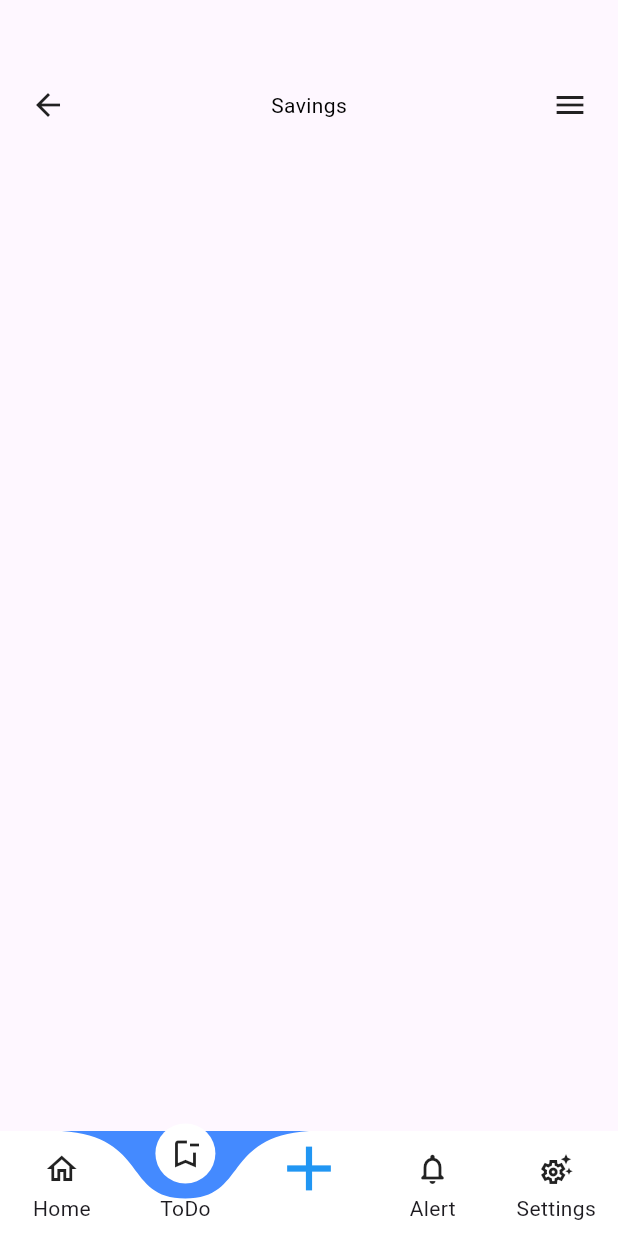
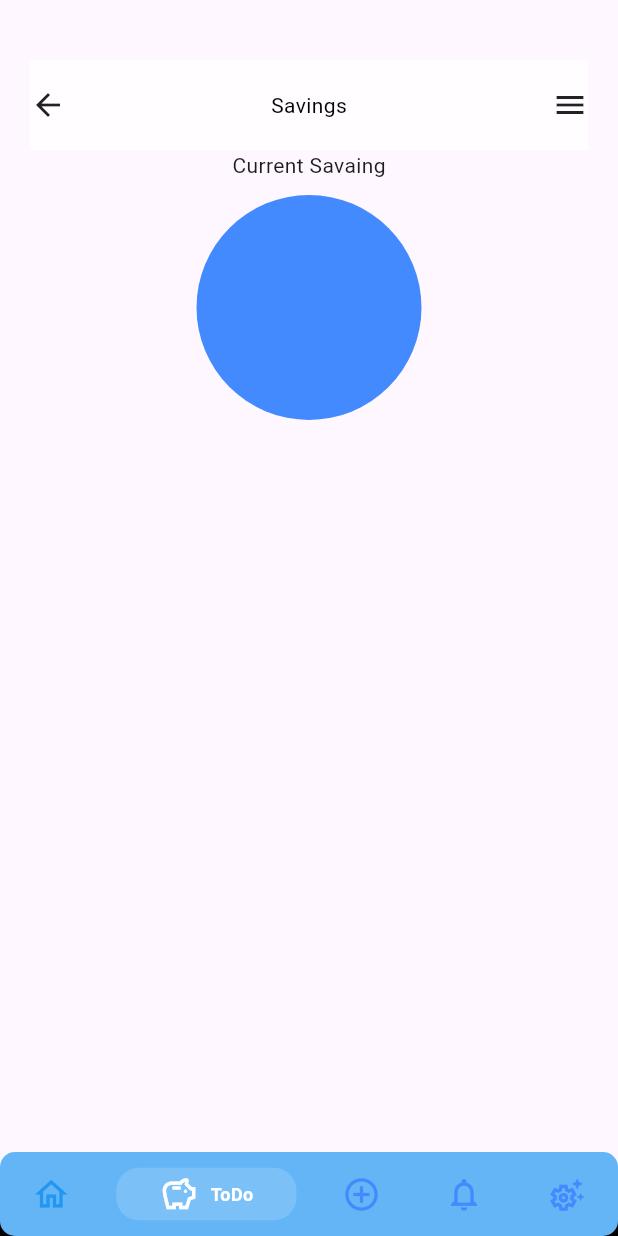
Before and after one commit to mr-luckey/expence_manager, a Flutter app: the screen it shows after launch, item 2 of the bottom bar chosen, on a phone screen of 412 x 824 dp. Run offline on Flutter 3.47's test engine with Material 3 defaults, Android fonts, the phone set to English and light mode, and no system bars; drawn by our look-alikes of curved_labeled_navigation_bar, persistent_bottom_nav_bar; our stand-ins replace get; missing offline and left inert: any_animated_button, calendar_timeline_sbk, tab_container.

Commit message:
Navbar fixed but home screen click issue

```diff
--- a/lib/Views/Add_screen.dart
+++ b/lib/Views/Add_screen.dart
@@ -11,7 +11,9 @@ class _AddScreenState extends State<AddScreen> {
   @override
   Widget build(BuildContext context) {
     return Scaffold(
-      backgroundColor: Colors.red,
+      body: const Center(
+        child: Text('Add Screen'),
+      ),
     );
   }
 }
--- a/lib/Views/Home_screen.dart
+++ b/lib/Views/Home_screen.dart
@@ -7,7 +7,7 @@ import 'package:flutter/material.dart';
 import 'package:get/get.dart';
 
 class HomeScreen extends StatefulWidget {
-  const HomeScreen({super.key});
+  const HomeScreen({super.key, BuildContext? initialIndex});
 
   @override
   State<HomeScreen> createState() => _HomeScreenState();
--- a/lib/Views/alert_screen.dart
+++ b/lib/Views/alert_screen.dart
@@ -11,7 +11,9 @@ class _AlertScreenState extends State<AlertScreen> {
   @override
   Widget build(BuildContext context) {
     return Scaffold(
-      backgroundColor: Colors.yellow,
+      body: const Center(
+        child: Text('Alert Screen'),
+      ),
     );
   }
 }
--- a/lib/Views/auth/login.dart
+++ b/lib/Views/auth/login.dart
@@ -64,8 +64,8 @@ class _LoginState extends State<Login> {
                   genButton(
                     onTap: () {
                       Get.to(const Mainscreen(
-                        selectedIndex: 1,
-                      )); //TODO: need to uddate
+                          // selectedIndex: 1,
+                          )); //TODO: need to uddate
                     },
                     text: 'Login',
                     width: Get.width * 0.7,
--- a/lib/Views/auth/signup.dart
+++ b/lib/Views/auth/signup.dart
@@ -61,8 +61,8 @@ class _SignupState extends State<Signup> {
                   genButton(
                     onTap: () {
                       Get.to(Mainscreen(
-                        selectedIndex: 1,
-                      )); //TODO: need to uddate
+                          // selectedIndex: 1,
+                          )); //TODO: need to uddate
                     },
                     text: 'Signup',
                     width: Get.width * 0.7,
--- a/lib/Views/mainscreen.dart
+++ b/lib/Views/mainscreen.dart
@@ -6,129 +6,187 @@ import 'package:expence_manager/Views/home_screen.dart';
 import 'package:expence_manager/Views/setting_screen.dart';
 import 'package:expence_manager/Views/todo_screen.dart';
 import 'package:expence_manager/widgets/card.dart';
-import 'package:expence_manager/widgets/buttomnavigation.dart';
+// import 'package:expence_manager/widgets/buttomnavigation.dart';
 import 'package:flutter/material.dart';
 import 'package:flutter/services.dart';
 // import 'package:flutter/widgets.dart';
 import 'package:get/get.dart';
+import 'package:persistent_bottom_nav_bar/persistent_tab_view.dart';
 
 import '../widgets/Topbar.dart';
 
 class Mainscreen extends StatefulWidget {
-  const Mainscreen({Key? key, required this.selectedIndex}) : super(key: key);
-  final int selectedIndex;
+  const Mainscreen({
+    Key? key,
+  }) : super(key: key);
+  // final int selectedIndex;
 
   @override
   State<Mainscreen> createState() => _MainscreenState();
 }
 
 class _MainscreenState extends State<Mainscreen> {
-  @override
-  void initState() {
-    selectedIndex = widget.selectedIndex;
-
-    super.initState();
+  final controller = PersistentTabController(initialIndex: 0);
+  List<PersistentBottomNavBarItem> _navbarItems() {
+    return [
+      PersistentBottomNavBarItem(
+          title: 'Home',
+          icon: Icon(
+            Icons.home_outlined,
+          ),
+          inactiveColorPrimary: Colors.blue,
+          activeColorPrimary: Colors.white),
+      PersistentBottomNavBarItem(
+          title: 'ToDo',
+          icon: Icon(Icons.savings_outlined),
+          inactiveColorPrimary: Colors.blueAccent,
+          activeColorPrimary: Colors.white),
+      PersistentBottomNavBarItem(
+          title: 'Add',
+          icon: Icon(Icons.add_circle_outline_sharp),
+          inactiveColorPrimary: Colors.blueAccent,
+          activeColorPrimary: Colors.white),
+      PersistentBottomNavBarItem(
+          title: 'Alert',
+          icon: Icon(Icons.notifications_none),
+          inactiveColorPrimary: Colors.blueAccent,
+          activeColorPrimary: Colors.white),
+      PersistentBottomNavBarItem(
+          title: 'Setting',
+          icon: Icon(Icons.settings_suggest_outlined),
+          inactiveColorPrimary: Colors.blueAccent,
+          activeColorPrimary: Colors.white)
+    ];
   }
 
-  late int selectedIndex;
-  final widgetOptions = [
-    const HomeScreen(),
-    const TodoScreen(),
-    const AddScreen(),
-    const AlertScreen(),
-    const SettingScreen(),
-
-    // const ClientMainScreen(),
-    // const ClientProjectFolderScreen(),
-    // const ClientChatScreen(),
-    // const ClientPendingOffersScreen(),
-    // const ClientSettingsScreen(),
-  ];
-  void onItemTapped(index) {
-    setState(() {
-      selectedIndex = index;
-    });
+  List<Widget> _buildScreen() {
+    return [
+      const HomeScreen(),
+      const TodoScreen(),
+      const AddScreen(),
+      const AlertScreen(),
+      const SettingScreen(),
+    ];
   }
-
-  Future<bool> _willPopCallback() async {
-    if (selectedIndex == 0) {
-      // exit(0);
-      SystemNavigator.pop();
-      return true;
-    } else if (selectedIndex == 1) {
-      setState(() {
-        selectedIndex = 0;
-      });
-    } else if (selectedIndex == 2) {
-      setState(() {
-        selectedIndex = 0;
-      });
-    } else if (selectedIndex == 3) {
-      setState(() {
-        selectedIndex = 0;
-      });
-    } else if (selectedIndex == 4) {
-      setState(() {
-        selectedIndex = 0;
-      });
-    }
-    // await showDialog or Show add banners or whatever
-    // then
-    return false;
-    // return true if the route to be popped
-  }
-
-  // GlobalKey<CurvedNavigationBarState> _bottomNavigationKey = GlobalKey();
 
   @override
   Widget build(BuildContext context) {
-    return WillPopScope(
-      onWillPop: _willPopCallback,
-      child: Scaffold(
-        body: Column(
-          children: [
-            Expanded(child: widgetOptions.elementAt(selectedIndex)),
-          ],
-        ),
-        bottomNavigationBar: CurvedNavigationBar(
-          // key: _bottomNavigationKey,
-          index: 0,
-          items: const [
-            CurvedNavigationBarItem(
-              child: Icon(Icons.home_outlined),
-              label: 'Home',
-            ),
-            CurvedNavigationBarItem(
-              child: Icon(Icons.bookmark_remove_outlined),
-              label: 'ToDo',
-            ),
-            CurvedNavigationBarItem(
-              child: Icon(
-                Icons.add,
-                size: 50,
-                color: Colors.blue,
-              ),
-              // label: 'Chat',
-            ),
-            CurvedNavigationBarItem(
-              child: Icon(Icons.notifications_none_rounded),
-              label: 'Alert',
-            ),
-            CurvedNavigationBarItem(
-              child: Icon(Icons.settings_suggest_outlined),
-              label: 'Settings',
-            ),
-          ],
-          color: Colors.white,
-          buttonBackgroundColor: Colors.white,
-          backgroundColor: Colors.blueAccent,
-
-          animationCurve: Curves.easeInOut,
-          animationDuration: const Duration(milliseconds: 600),
-          onTap: onItemTapped,
-          // letIndexChange: (index) => true,
-        ),
-      ),
+    return PersistentTabView(
+      context,
+      screens: _buildScreen(),
+      items: _navbarItems(),
+      controller: controller,
+      decoration: NavBarDecoration(borderRadius: BorderRadius.circular(10)),
+      backgroundColor: Colors.blue.shade300,
+      navBarStyle: NavBarStyle.style9,
     );
   }
+  // @override
+  // void initState() {
+  //   selectedIndex = widget.selectedIndex;
+
+  //   super.initState();
+  // }
+
+  // late int selectedIndex;
+  // final widgetOptions = [
+  //   const HomeScreen(),
+  //   const TodoScreen(),
+  //   const AddScreen(),
+  //   const AlertScreen(),
+  //   const SettingScreen(),
+
+  // const ClientMainScreen(),
+  // const ClientProjectFolderScreen(),
+  // const ClientChatScreen(),
+  // const ClientPendingOffersScreen(),
+  // const ClientSettingsScreen(),
+  // // ];
+  // void onItemTapped(index) {
+  //   setState(() {
+  //     selectedIndex = index;
+  //   });
+  // }
+
+  // Future<bool> _willPopCallback() async {
+  //   if (selectedIndex == 0) {
+  //     // exit(0);
+  //     SystemNavigator.pop();
+  //     return true;
+  //   } else if (selectedIndex == 1) {
+  //     setState(() {
+  //       selectedIndex = 0;
+  //     });
+  //   } else if (selectedIndex == 2) {
+  //     setState(() {
+  //       selectedIndex = 0;
+  //     });
+  //   } else if (selectedIndex == 3) {
+  //     setState(() {
+  //       selectedIndex = 0;
+  //     });
+  //   } else if (selectedIndex == 4) {
+  //     setState(() {
+  //       selectedIndex = 0;
+  //     });
+  //   }
+  //   // await showDialog or Show add banners or whatever
+  //   // then
+  //   return false;
+  //   // return true if the route to be popped
+  // }
+
+  // // GlobalKey<CurvedNavigationBarState> _bottomNavigationKey = GlobalKey();
+
+  // @override
+  // Widget build(BuildContext context) {
+  //   return WillPopScope(
+  //     onWillPop: _willPopCallback,
+  //     child: Scaffold(
+  //       body: Column(
+  //         children: [
+  //           Expanded(child: widgetOptions.elementAt(selectedIndex)),
+  //         ],
+  //       ),
+  //       bottomNavigationBar: CurvedNavigationBar(
+  //         // key: _bottomNavigationKey,
+  //         index: 0,
+  //         items: const [
+  //           CurvedNavigationBarItem(
+  //             child: Icon(Icons.home_outlined),
+  //             label: 'Home',
+  //           ),
+  //           CurvedNavigationBarItem(
+  //             child: Icon(Icons.bookmark_remove_outlined),
+  //             label: 'ToDo',
+  //           ),
+  //           CurvedNavigationBarItem(
+  //             child: Icon(
+  //               Icons.add,
+  //               size: 50,
+  //               color: Colors.blue,
+  //             ),
+  //             // label: 'Chat',
+  //           ),
+  //           CurvedNavigationBarItem(
+  //             child: Icon(Icons.notifications_none_rounded),
+  //             label: 'Alert',
+  //           ),
+  //           CurvedNavigationBarItem(
+  //             child: Icon(Icons.settings_suggest_outlined),
+  //             label: 'Settings',
+  //           ),
+  //         ],
+  //         color: Colors.white,
+  //         buttonBackgroundColor: Colors.white,
+  //         backgroundColor: Colors.blueAccent,
+
+  //         animationCurve: Curves.easeInOut,
+  //         animationDuration: const Duration(milliseconds: 600),
+  //         onTap: onItemTapped,
+  //         // letIndexChange: (index) => true,
+  //       ),
+  //     ),
+  //   );
+  // }
 }
--- a/lib/Views/setting_screen.dart
+++ b/lib/Views/setting_screen.dart
@@ -11,7 +11,9 @@ class _SettingScreenState extends State<SettingScreen> {
   @override
   Widget build(BuildContext context) {
     return Scaffold(
-      backgroundColor: Colors.blue,
+      body: const Center(
+        child: Text('Setting Screen'),
+      ),
     );
   }
 }
--- a/lib/Views/todo_screen.dart
+++ b/lib/Views/todo_screen.dart
@@ -2,7 +2,7 @@ import 'package:expence_manager/widgets/Topbar.dart';
 import 'package:flutter/material.dart';
 
 class TodoScreen extends StatefulWidget {
-  const TodoScreen({super.key});
+  const TodoScreen({super.key, BuildContext? initialIndex});
 
   @override
   State<TodoScreen> createState() => _TodoScreenState();
@@ -25,6 +25,19 @@ class _TodoScreenState extends State<TodoScreen> {
               trailing: Icon(Icons.menu),
             ),
           ),
+          Text("Current Savaing"),
+          SizedBox(
+            height: 10,
+          ),
+          Container(
+            height: 150,
+            width: 150,
+            // color: Colors.blueAccent,
+            decoration: BoxDecoration(
+              color: Colors.blueAccent,
+              borderRadius: BorderRadius.circular(100),
+            ),
+          ),
         ],
       ),
     );
--- a/lib/main.dart
+++ b/lib/main.dart
@@ -20,8 +20,8 @@ class MainApp extends StatelessWidget {
     return const GetMaterialApp(
       debugShowCheckedModeBanner: false,
       home: Mainscreen(
-        selectedIndex: 0,
-      ),
+          // selectedIndex: 0,
+          ),
       // DefaultTabController(length: 3, child: CardNavigation())
     );
   }
--- a/lib/widgets/Topbar.dart
+++ b/lib/widgets/Topbar.dart
@@ -16,7 +16,7 @@ class topbar extends Container {
   Widget build(BuildContext context) {
     return Container(
       height: 60,
-      color: Colors.transparent,
+      color: Colors.white70,
       child: Row(
         mainAxisAlignment: MainAxisAlignment.spaceBetween,
         children: [
--- a/pubspec.yaml
+++ b/pubspec.yaml
@@ -10,6 +10,10 @@ dependencies:
   any_animated_button: ^0.0.4
   calendar_timeline_sbk: ^1.1.7
   curved_labeled_navigation_bar: ^2.0.2
+  # persistent_bottom_nav_bar:
+  persistent_bottom_nav_bar:
+    git:
+      url: https://github.com/HamzaSamirAmmar/PersistentBottomNavBar.git
   flutter:
     sdk: flutter
   get: ^4.6.6
```
Also changed, not shown: lib/Controllers/controller.dart (+9 -0 lines), lib/Views/totalExpence.dart (deleted, +0 -139 lines), lib/widgets/Card_navigation.dart (+7 -6 lines), lib/widgets/Goals_list.dart (added, +15 -0 lines), lib/widgets/buttom_navfun.dart (+26 -11 lines), lib/widgets/buttomnavigation.dart (deleted, +0 -77 lines), pubspec.lock.
